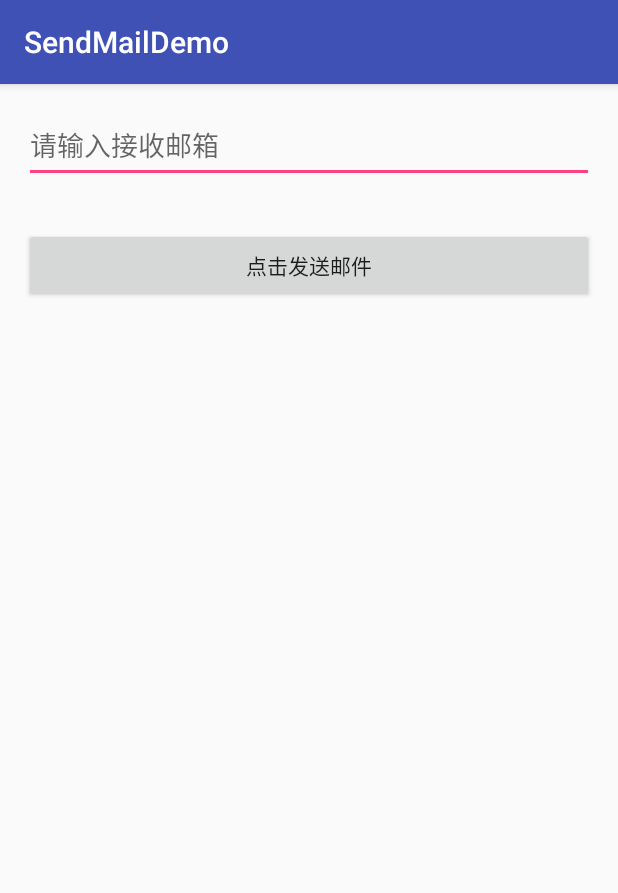
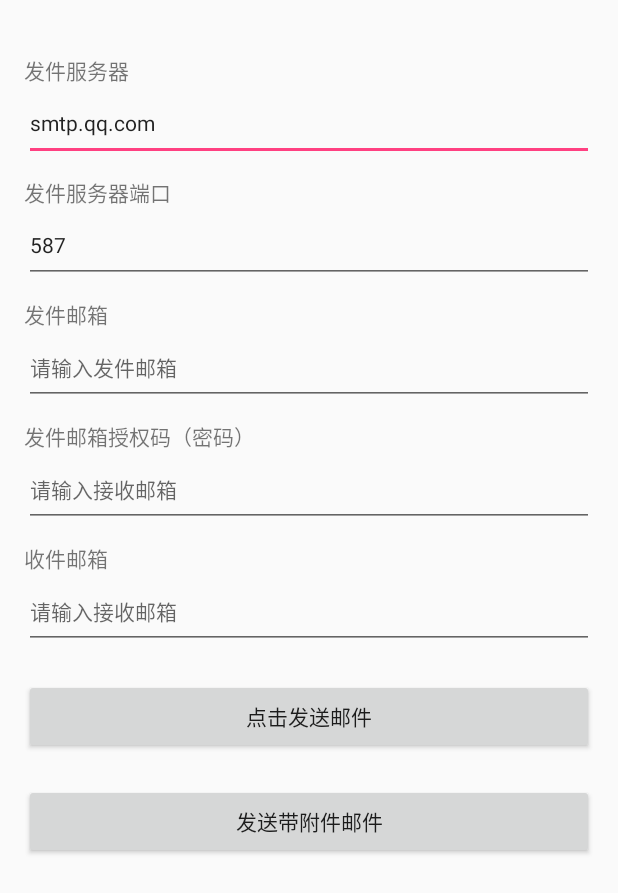
Before and after one commit to teprinciple/MailSender, an Android app: the screen it shows after launch (MainActivity), after a tap on "点击发送邮件", on a phone screen of 412 x 824 dp. Shown: the top 893 px of the screen. Run offline under Robolectric (Android 15) with nearby library versions, the phone set to English and light mode, and no system bars; libraries missing offline, so code that uses them is left out: javax.mail; 2 statements that could not run were skipped.

```diff
--- a/app/src/main/java/teprinciple/yang/sendmaildemo/MainActivity.kt
+++ b/app/src/main/java/teprinciple/yang/sendmaildemo/MainActivity.kt
@@ -1,47 +1,70 @@
 package teprinciple.yang.sendmaildemo
 
+import android.graphics.Color
 import android.os.Bundle
 import android.support.v7.app.AppCompatActivity
-import android.view.View
-import android.widget.EditText
 import android.widget.Toast
 import com.teprinciple.mailsender.Mail
 import com.teprinciple.mailsender.MailSender
+import kotlinx.android.synthetic.main.activity_main.*
 import java.io.*
 
-class MainActivity : AppCompatActivity() {
+class MainActivity : AppCompatActivity(), MailSender.OnMailSendListener {
 
-    private var editText: EditText? = null
+    private val mail by lazy {
+        Mail().apply {
+
+            // 发件箱服务器地址
+            mailServerHost = etServerHost.text.toString()
+            // 发件箱服务器端口
+            mailServerPort = etServerHostPort.text.toString()
+            // 发件邮箱地址
+            fromAddress = etFromAddress.text.toString()
+            // 发件邮箱授权码
+            password = etFromPwd.text.toString()
+            // 收件箱列表
+            toAddress = arrayListOf(etToAddress.text.toString())
+            // 邮件主题
+            subject = "MailSender测试邮件"
+
+            // 发送纯文本内容的邮件
+            // content = "MailSender Android快速实现发送邮件"
+
+            // 发送html内容的邮件
+            /*
+            content = """
+                <p1 style = "color: red">MailSender</p1><br/>
+                <p1 style = "color: blue">Android快速实现发送邮件</p1><br/>
+                <p1 style = "color: blue">https://github.com/teprinciple/MailSender</p1><br/>
+                <p6 style = "color: gray">这是html内容的邮件</p1><br/>
+	            <img src="https://upload.jianshu.io/users/upload_avatars/2368611/5248865afe92.jpg?imageMogr2/auto-orient/strip|imageView2/1/w/240/h/240">
+            """
+            */
+
+            // 发送SpannableString内容的邮件
+            content = SpanUtils(this@MainActivity)
+                .appendLine("MailSender").setFontSize(28, true).setForegroundColor(Color.RED)
+                .appendLine("Android快速实现发送邮件")
+                .appendLine("https://github.com/teprinciple/MailSender").setForegroundColor(Color.BLUE)
+                .appendLine("这是SpannableString内容的邮件")
+                .setForegroundColor(Color.parseColor("#888888")).setFontSize(12, true)
+                .create()
+        }
+    }
 
     override fun onCreate(savedInstanceState: Bundle?) {
         super.onCreate(savedInstanceState)
         setContentView(R.layout.activity_main)
-        editText = findViewById(R.id.toAddEt)
+
+        // 发送普通邮件
+        btnSendMail.setOnClickListener {
+            MailSender.getInstance().sendMail(mail, this)
         }
 
+        // 发送带附件的邮件
+        btnSendMailWithFile.setOnClickListener {
 
-    private val mail by lazy {
-        Mail().apply {
-            mailServerHost = "smtp.qq.com"
-            mailServerPort = "587"
-            fromAddress = "xxx@foxmail.com" // 替换成你的发件箱
-            password = "xxxx" // 替换成你的发件箱授权码
-            toAddress = arrayListOf("xxxx@qq.com") // 替换成你的收件箱
-
-            subject = "MailSender测试邮件"
-//            content = "这是一个测试邮件"
-            content = """
-                <p1 style = "color: red">MailSender</p1><br/>
-                <p1 style = "color: blue">Android快速实现发送邮件</p1><br/>
-                <p1 style = "color: blue">https://github.com/teprinciple/MailSender</p1><br/>
-	            <img src="https://avatars2.githubusercontent.com/u/19629464?s=460&v=4">
-            """
-        }
-    }
-
-    fun senTextMail(view: View) {
-
-        val file = File(getExternalFilesDir("file").absolutePath + File.separator + "test.txt")
+            val file = File(getExternalFilesDir("file").absolutePath + File.separator + "MailSender.txt")
             var os: OutputStream? = null
             try {
                 os = FileOutputStream(file)
@@ -58,17 +81,16 @@ class MainActivity : AppCompatActivity() {
                 } catch (e: IOException) {
                 }
             }
-
             mail.attachFiles = arrayListOf(file)
-
-        MailSender.getInstance().sendMail(mail,object : MailSender.OnMailSendListener{
-            override fun onSuccess() {
-                //Toast.makeText(this@MainActivity,"发送成功",Toast.LENGTH_SHORT).show()
+            MailSender.getInstance().sendMail(mail, this)
+        }
     }
 
-            override fun onError(message: String?) {
-                //Toast.makeText(this@MainActivity,"发送失败: $message",Toast.LENGTH_SHORT).show()
+    override fun onSuccess() {
+        Toast.makeText(this@MainActivity, "发送成功", Toast.LENGTH_SHORT).show()
     }
-        })
+
+    override fun onError(e: Throwable) {
+        Toast.makeText(this@MainActivity, "发送失败: $e.message", Toast.LENGTH_SHORT).show()
     }
 }
--- a/app/src/main/res/layout/activity_main.xml
+++ b/app/src/main/res/layout/activity_main.xml
@@ -1,27 +1,100 @@
 <?xml version="1.0" encoding="utf-8"?>
-<LinearLayout xmlns:android="http://schemas.android.com/apk/res/android"
+<ScrollView
+    xmlns:android="http://schemas.android.com/apk/res/android"
     xmlns:tools="http://schemas.android.com/tools"
+    android:layout_width="match_parent"
+    android:layout_height="match_parent">
+    <LinearLayout
         android:id="@+id/activity_main"
         android:layout_width="match_parent"
-    android:layout_height="match_parent"
+        android:layout_height="wrap_content"
+        android:orientation="vertical"
+        android:paddingLeft="@dimen/activity_horizontal_margin"
+        android:paddingTop="@dimen/activity_vertical_margin"
+        android:paddingRight="@dimen/activity_horizontal_margin"
         android:paddingBottom="@dimen/activity_vertical_margin"
-    android:paddingLeft="@dimen/activity_horizontal_margin"
-    android:paddingRight="@dimen/activity_horizontal_margin"
-    android:paddingTop="@dimen/activity_vertical_margin"
-    android:orientation="vertical"
         tools:context="teprinciple.yang.sendmaildemo.MainActivity">
 
+        <TextView
+            android:layout_width="match_parent"
+            android:layout_height="wrap_content"
+            android:layout_marginTop="20dp"
+            android:text="发件服务器"/>
+
         <EditText
-        android:id="@+id/toAddEt"
+            android:id="@+id/etServerHost"
+            android:layout_width="match_parent"
+            android:layout_height="50dp"
+            android:hint="请输入发件服务器地址"
+            android:text="smtp.qq.com"
+            android:textSize="14sp"/>
+
+        <TextView
+            android:layout_width="match_parent"
+            android:layout_height="wrap_content"
+            android:layout_marginTop="10dp"
+            android:text="发件服务器端口"/>
+
+        <EditText
+            android:id="@+id/etServerHostPort"
+            android:layout_width="match_parent"
+            android:layout_height="50dp"
             android:hint="请输入接收邮箱"
+            android:text="587"
+            android:textSize="14sp"/>
+
+        <TextView
             android:layout_width="match_parent"
-        android:layout_height="50dp" />
+            android:layout_height="wrap_content"
+            android:layout_marginTop="10dp"
+            android:text="发件邮箱"/>
+
+        <EditText
+            android:id="@+id/etFromAddress"
+            android:layout_width="match_parent"
+            android:layout_height="50dp"
+            android:hint="请输入发件邮箱"
+            android:textSize="14sp"/>
+
+        <TextView
+            android:layout_width="match_parent"
+            android:layout_height="wrap_content"
+            android:layout_marginTop="10dp"
+            android:text="发件邮箱授权码（密码）"/>
+
+        <EditText
+            android:id="@+id/etFromPwd"
+            android:layout_width="match_parent"
+            android:layout_height="50dp"
+            android:hint="请输入接收邮箱"
+            android:textSize="14sp"/>
+
+        <TextView
+            android:layout_width="match_parent"
+            android:layout_height="wrap_content"
+            android:layout_marginTop="10dp"
+            android:text="收件邮箱"/>
+
+        <EditText
+            android:id="@+id/etToAddress"
+            android:layout_width="match_parent"
+            android:layout_height="50dp"
+            android:hint="请输入接收邮箱"
+            android:textSize="14sp"/>
 
         <Button
-        android:onClick="senTextMail"
-        android:layout_marginTop="30dp"
+            android:id="@+id/btnSendMail"
             android:layout_width="match_parent"
             android:layout_height="50dp"
-        android:text="点击发送邮件"
-        />
+            android:layout_marginTop="20dp"
+            android:text="点击发送邮件"/>
+
+        <Button
+            android:id="@+id/btnSendMailWithFile"
+            android:layout_width="match_parent"
+            android:layout_height="50dp"
+            android:layout_marginTop="20dp"
+            android:text="发送带附件邮件"/>
+
     </LinearLayout>
+</ScrollView>
--- a/app/src/main/res/values-w820dp/dimens.xml
+++ /dev/null
@@ -1,6 +0,0 @@
-<resources>
-    <!-- Example customization of dimensions originally defined in res/values/dimens.xml
-         (such as screen margins) for screens with more than 820dp of available width. This
-         would include 7" and 10" devices in landscape (~960dp and ~1280dp respectively). -->
-    <dimen name="activity_horizontal_margin">64dp</dimen>
-</resources>
--- a/app/src/main/res/values/strings.xml
+++ b/app/src/main/res/values/strings.xml
@@ -1,3 +1,3 @@
 <resources>
-    <string name="app_name">SendMailDemo</string>
+    <string name="app_name">MailSender</string>
 </resources>
--- a/app/src/main/res/values/styles.xml
+++ b/app/src/main/res/values/styles.xml
@@ -1,7 +1,7 @@
 <resources>
 
     <!-- Base application theme. -->
-    <style name="AppTheme" parent="Theme.AppCompat.Light.DarkActionBar">
+    <style name="AppTheme" parent="Theme.AppCompat.Light.NoActionBar">
         <!-- Customize your theme here. -->
         <item name="colorPrimary">@color/colorPrimary</item>
         <item name="colorPrimaryDark">@color/colorPrimaryDark</item>
--- a/mailsender/build.gradle
+++ b/mailsender/build.gradle
@@ -53,7 +53,7 @@ publish {
     userOrg = 'teprinciple'
     groupId = 'com.teprinciple'
     artifactId = 'mailsender'
-    publishVersion = '1.0.0'
+    publishVersion = '1.1.0'
     desc = 'Android MailSender'
     website = 'https://github.com/teprinciple/MailSender'
 }
```
Also changed, not shown: app/src/main/res/mipmap-hdpi/ic_launcher.png (deleted), app/src/main/res/mipmap-mdpi/ic_launcher.png (deleted), app/src/main/res/mipmap-xhdpi/ic_launcher.png, app/src/main/res/mipmap-xxhdpi/ic_launcher.png (deleted), app/src/main/res/mipmap-xxxhdpi/ic_launcher.png (deleted), 2 other files. Lines whose indentation alone changed are shown as unchanged.
